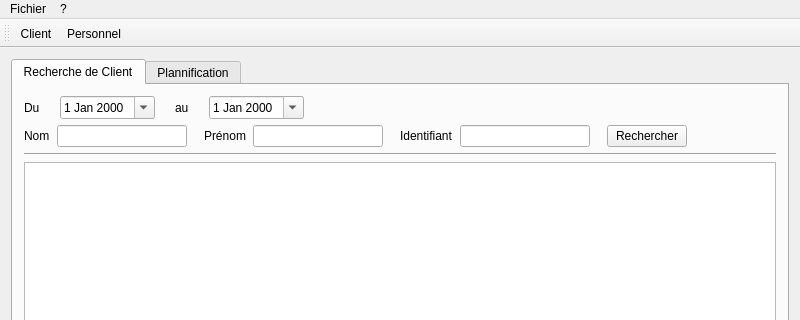
First picture: the form in TP_QT/mainwindow.ui, repository MaxenceRobin/TP_QT_2, before the edit; both pictures show x 0 to 800 and y 0 to 320 of the 800 by 600 pixel window.
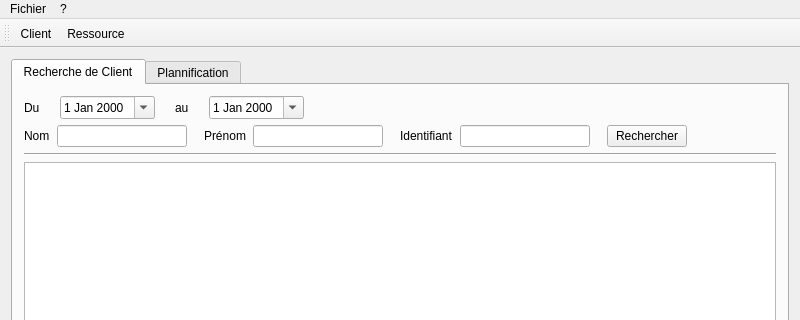
Second picture: the form after the edit. Icons and pictures are not drawn.

Commit message: Renommage Staff -> Resource

The edit to the form file:
```diff
--- a/TP_QT/mainwindow.ui
+++ b/TP_QT/mainwindow.ui
@@ -277,7 +277,7 @@
       <string>Ajouter</string>
      </property>
      <addaction name="addClientAction"/>
-     <addaction name="addStaffAction"/>
+     <addaction name="addResourceAction"/>
     </widget>
     <addaction name="addMenu"/>
     <addaction name="separator"/>
@@ -300,7 +300,7 @@
     <bool>false</bool>
    </attribute>
    <addaction name="addClientAction"/>
-   <addaction name="addStaffAction"/>
+   <addaction name="addResourceAction"/>
   </widget>
   <widget class="QStatusBar" name="statusBar"/>
   <action name="quitAction">
@@ -325,13 +325,13 @@
     <string>Ajouter Client</string>
    </property>
   </action>
-  <action name="addStaffAction">
+  <action name="addResourceAction">
    <property name="icon">
     <iconset resource="ressources.qrc">
      <normaloff>:/addStaffIcon</normaloff>:/addStaffIcon</iconset>
    </property>
    <property name="text">
-    <string>Personnel</string>
+    <string>Ressource</string>
    </property>
    <property name="toolTip">
     <string>Ajouter Personnel</string>
```
Left out of the diff: 6 changed lines with no effect on the pictures. The commit also changes 18 other files.
